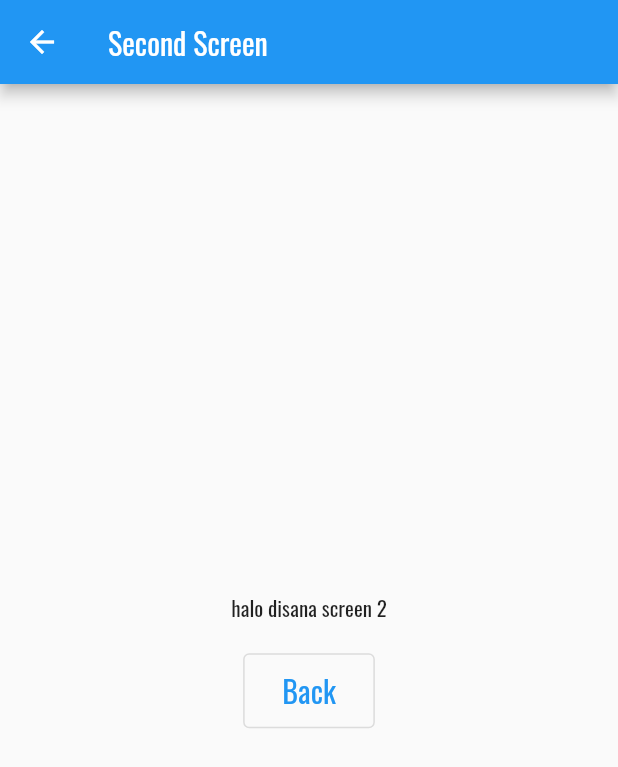
After one commit to lvinist/wisata-app-flutter, a Flutter app: the screen it shows after launch, after a tap on "Lets go", on a phone screen of 412 x 824 dp. The commit adds this screen. Shown: the top 767 px of the screen. Run offline on Flutter 3.47's test engine with Material 2 defaults, Android fonts, the light colour scheme and no system bars; network calls fail.

Commit message:
implementing navigation screen

```diff
--- /dev/null
+++ b/lib/first_second_screen_nav.dart
@@ -0,0 +1,61 @@
+import 'package:flutter/material.dart';
+
+class FirstScreenOut extends StatelessWidget {
+  final String message = "halo disana screen 2";
+
+  Widget build(BuildContext context) {
+    return Scaffold(
+        appBar: AppBar(
+          title: Text('first screen'),
+        ),
+        body: Center(
+          child: ElevatedButton(
+            child: Padding(
+              padding: EdgeInsets.all(10),
+              child: Text(
+                'Lets go',
+                style: TextStyle(fontSize: 20),
+              ),
+            ),
+            onPressed: () {
+              Navigator.push(
+                  context,
+                  MaterialPageRoute(
+                      builder: (context) => SecondScreen(message)));
+            },
+          ),
+        ));
+  }
+}
+
+class SecondScreen extends StatelessWidget {
+  final String message;
+
+  SecondScreen(this.message);
+
+  Widget build(BuildContext context) {
+    return Scaffold(
+        appBar: AppBar(
+          title: Text('Second Screen'),
+        ),
+        body: Center(
+            child: Column(
+          mainAxisAlignment: MainAxisAlignment.center,
+          children: [
+            Text(message),
+            SizedBox(height: 20),
+            OutlinedButton(
+              child: Padding(
+                  padding: EdgeInsets.all(10),
+                  child: Text(
+                    'Back',
+                    style: TextStyle(fontSize: 20),
+                  )),
+              onPressed: () {
+                Navigator.pop(context);
+              },
+            ),
+          ],
+        )));
+  }
+}
--- a/lib/main.dart
+++ b/lib/main.dart
@@ -1,6 +1,7 @@
 import 'dart:ui';
 import 'package:wisata_app/detail_screen.dart';
 import 'package:wisata_app/listview_coba.dart';
+import 'package:wisata_app/first_second_screen_nav.dart';
 
 import 'package:flutter/material.dart';
 
@@ -16,7 +17,7 @@ class MyApp extends StatelessWidget {
       theme: ThemeData(
         fontFamily: 'Oswald',
       ),
-      home: ScrollingScreen(),
+      home: FirstScreenOut(),
     );
   }
 }
```
